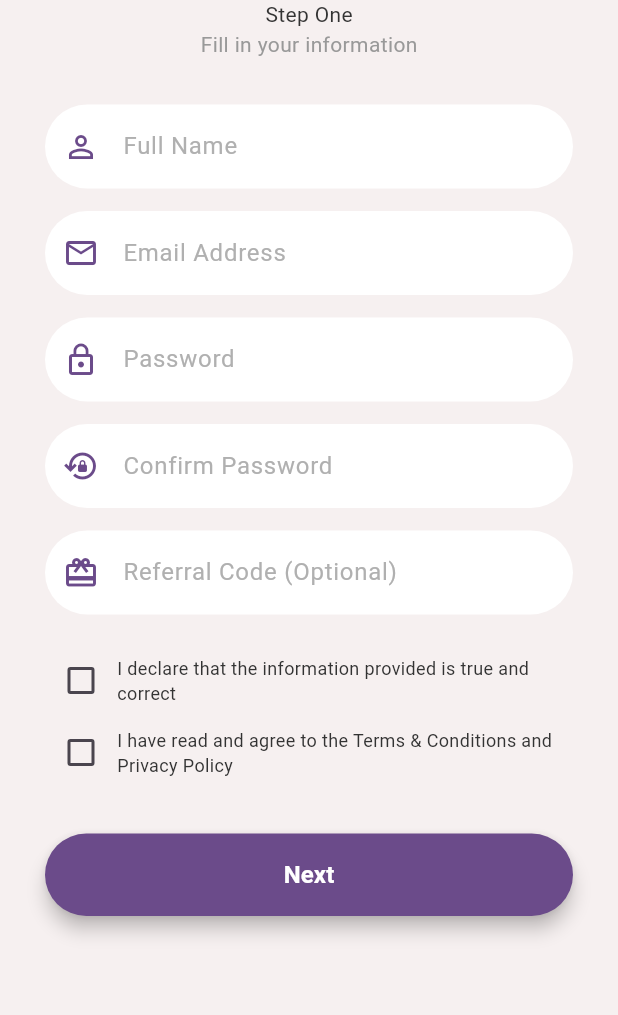
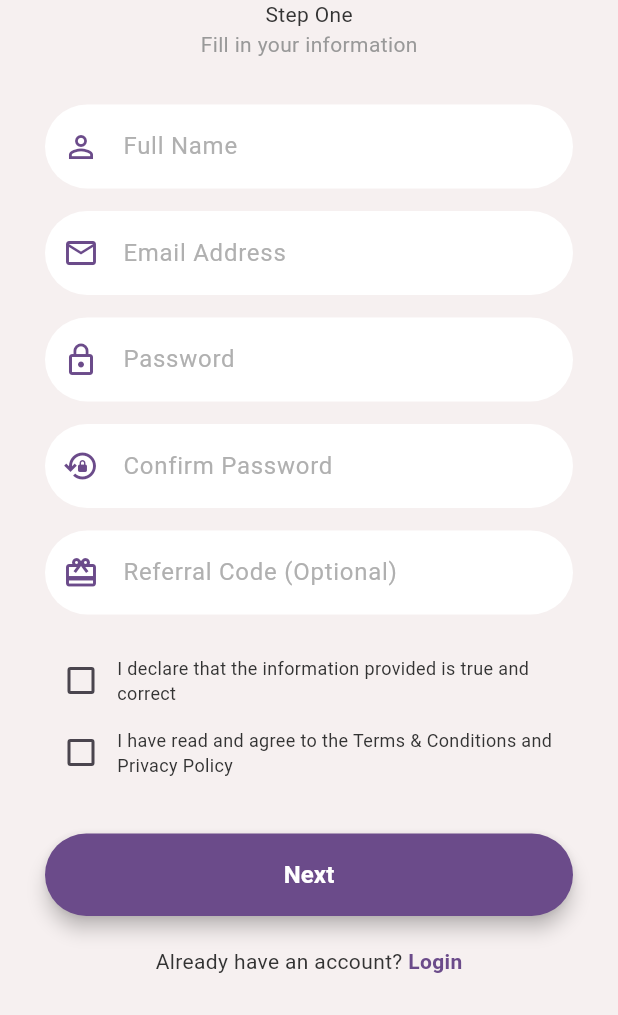
Before and after one commit to anoudah/Graduation-Project, a Flutter app: the SignUpScreen screen opened directly, on a phone screen of 412 x 824 dp, the part 221-1236 px from its top. Run offline on Flutter 3.47's test engine with Material 3 defaults, Android fonts, the phone set to English and light mode, and no system bars; our stand-ins replace cloud_firestore, firebase_auth, firebase_core, flutter_map, latlong2, shared_preferences; accounts and stored records are empty; network calls fail; Roboto replaces fonts that are missing (Poppins); statements that could not run were skipped.

Commit message:
signup edit

```diff
--- a/lib/presentation/screens/signup_screen.dart
+++ b/lib/presentation/screens/signup_screen.dart
@@ -199,6 +199,31 @@
                           ),
                         ),
                       ),
+                      const SizedBox(height: 20),
+                      Row(
+                        mainAxisAlignment: MainAxisAlignment.center,
+                        children: [
+                          const Text(
+                            "Already have an account? ",
+                            style: TextStyle(color: AppColors.textMain),
+                          ),
+                          GestureDetector(
+                            onTap: () {
+                              Navigator.push(
+                                context,
+                                MaterialPageRoute(builder: (context) => const LoginScreen()),
+                              );
+                            },
+                            child: const Text(
+                              "Login",
+                              style: TextStyle(
+                                color: AppColors.primary,
+                                fontWeight: FontWeight.bold,
+                              ),
+                            ),
+                          ),
+                        ],
+                      ),
                     ],
                   ),
                 ),
```
